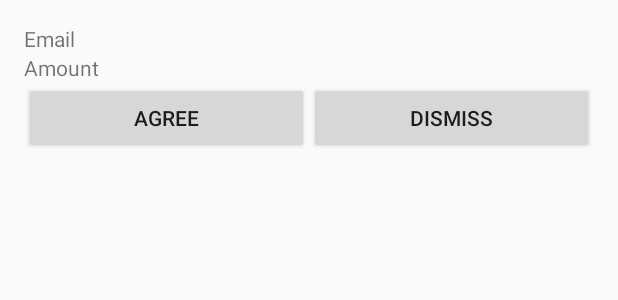
After one commit to siddharthshah52/PhoneATM, an Android app: the layout activity_payment_request_display.xml on its own in the app's theme, with its tools: preview values and no code run, on a phone screen of 412 x 824 dp. The commit adds this screen. Shown: the top 300 px of the screen. Run offline under Robolectric (Android 15) with nearby library versions, the phone set to English and light mode, and no system bars.

Commit message:
More changes

```diff
--- a/app/src/main/java/com/hackathon/phoneatm/api/PaymentAPI.java
+++ b/app/src/main/java/com/hackathon/phoneatm/api/PaymentAPI.java
@@ -17,7 +17,7 @@ public interface PaymentAPI {
     @GET("/api/payments/")
     public Call<List<PaymentRequest>> getPaymentRequest(@Header("Authorization") String authorization);
 
-    @GET("/api/payments/")
+    @GET("/api/accepted_payments/")
     public Call<List<UserAcceptedPayment>> getUserAcceptedPayment(@Header("Authorization") String authorization);
 //
 //    @FormUrlEncoded
--- a/app/src/main/java/com/hackathon/shasiddh/phoneatm/MainActivity.java
+++ b/app/src/main/java/com/hackathon/shasiddh/phoneatm/MainActivity.java
@@ -37,10 +37,6 @@ public class MainActivity extends AppCompatActivity
 
         NavigationView navigationView = (NavigationView) findViewById(R.id.nav_view);
         navigationView.setNavigationItemSelectedListener(this);
-
-        APIUtils apiUtils = new APIUtils(this);
-        Log.i("debug","debug");
-        apiUtils.viewPayments();
 
         EditText editText = (EditText) findViewById(R.id.amount);
         editText.setOnKeyListener(new View.OnKeyListener() {
--- /dev/null
+++ b/app/src/main/res/layout/activity_payment_request_display.xml
@@ -0,0 +1,47 @@
+<?xml version="1.0" encoding="utf-8"?>
+<LinearLayout xmlns:android="http://schemas.android.com/apk/res/android"
+    xmlns:tools="http://schemas.android.com/tools"
+    android:layout_width="match_parent"
+    android:layout_height="match_parent"
+    android:paddingBottom="@dimen/activity_vertical_margin"
+    android:paddingLeft="@dimen/activity_horizontal_margin"
+    android:paddingRight="@dimen/activity_horizontal_margin"
+    android:paddingTop="@dimen/activity_vertical_margin"
+    android:orientation="vertical"
+    tools:context="com.hackathon.shasiddh.phoneatm.PaymentRequestDisplayActivity">
+
+    <TextView
+        android:layout_width="match_parent"
+        android:layout_height="wrap_content"
+        android:id="@+id/email"
+        android:textAlignment="center"
+        android:text="Email"/>
+
+    <TextView
+        android:layout_width="match_parent"
+        android:layout_height="wrap_content"
+        android:id="@+id/amount"
+        android:textAlignment="center"
+        android:text="Amount"  />
+
+    <LinearLayout
+        android:layout_width="match_parent"
+        android:layout_height="wrap_content"
+        android:orientation="horizontal">
+
+        <Button
+            android:layout_width="match_parent"
+            android:layout_height="wrap_content"
+            android:id="@+id/agree"
+            android:text="Agree"
+            android:layout_weight="0.5" />
+
+        <Button
+            android:layout_width="match_parent"
+            android:layout_height="wrap_content"
+            android:id="@+id/dismiss"
+            android:text="Dismiss"
+            android:layout_weight="0.5" />
+
+    </LinearLayout>
+</LinearLayout>
```
Also changed, not shown: app/src/main/AndroidManifest.xml (+16 -9 lines), app/src/main/java/com/hackathon/phoneatm/api/APIUtils.java (+5 -5 lines), app/src/main/java/com/hackathon/shasiddh/phoneatm/GoogleMapsActivity.java (+57 -31 lines), app/src/main/java/com/hackathon/shasiddh/phoneatm/PaymentRequestDisplayActivity.java (added, +13 -0 lines).
